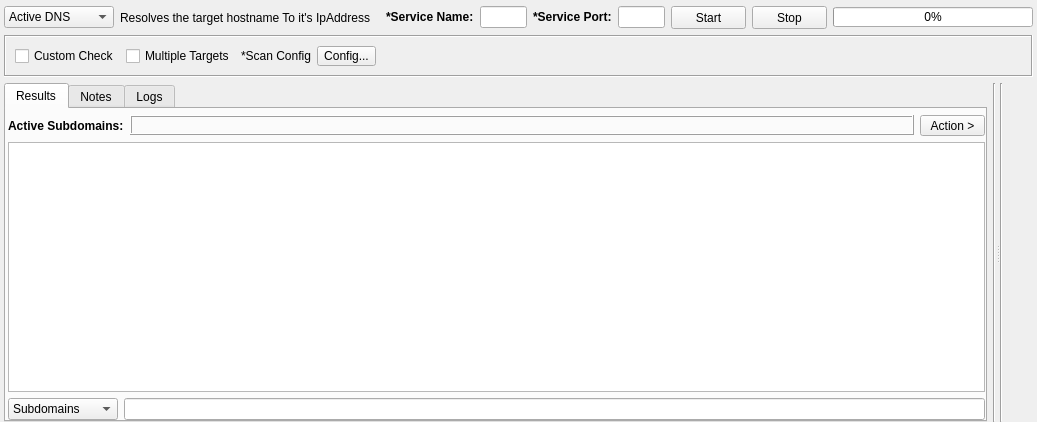
3nock/OTE, file sub3suite/src/engines/active/Active.ui: the form before one commit.
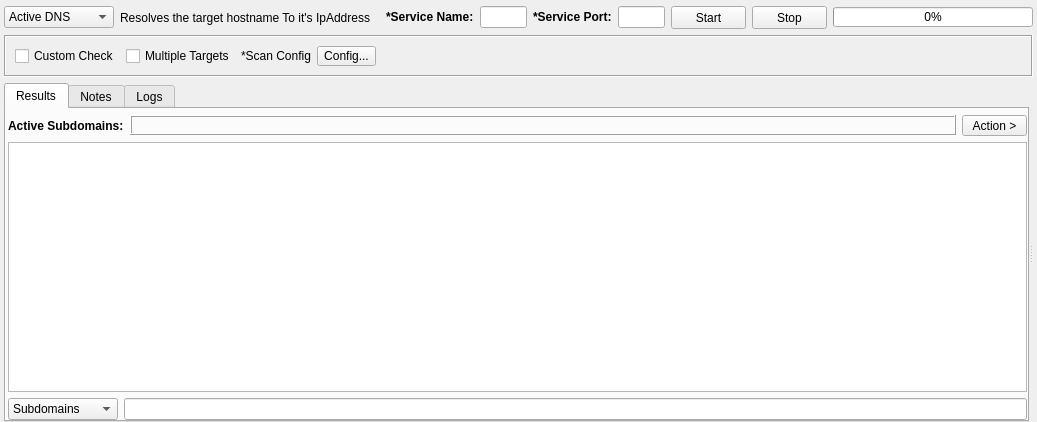
The form after the commit. Custom widgets are drawn as their Qt base class.

Diff of the .ui file:
```diff
--- a/sub3suite/src/engines/active/Active.ui
+++ b/sub3suite/src/engines/active/Active.ui
@@ -643,30 +643,10 @@
          </widget>
         </widget>
        </item>
-       <item>
-        <widget class="Line" name="line_17">
-         <property name="styleSheet">
-          <string notr="true"/>
-         </property>
-         <property name="orientation">
-          <enum>Qt::Vertical</enum>
-         </property>
-        </widget>
-       </item>
       </layout>
      </widget>
      <widget class="QWidget" name="layoutWidget">
       <layout class="QHBoxLayout" name="horizontalLayout_6">
-       <item>
-        <widget class="Line" name="line_7">
-         <property name="styleSheet">
-          <string notr="true"/>
-         </property>
-         <property name="orientation">
-          <enum>Qt::Vertical</enum>
-         </property>
-        </widget>
-       </item>
        <item>
         <widget class="InputWidget" name="targets" native="true">
          <property name="minimumSize">
```
